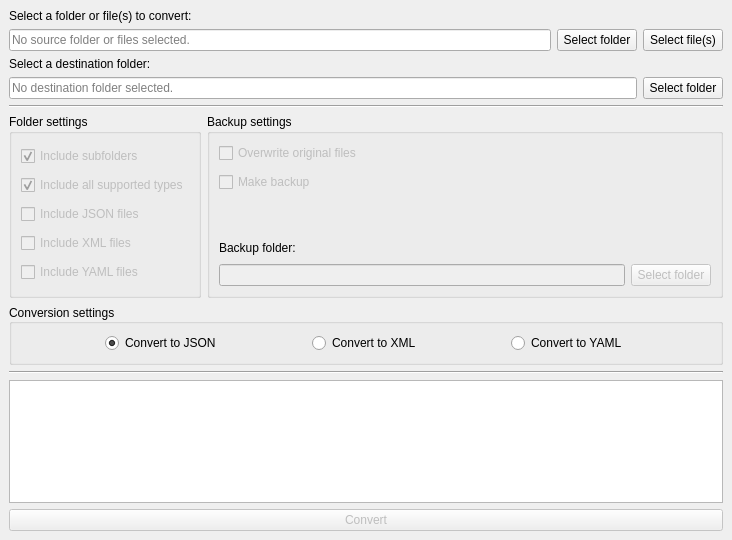
Before: the Qt Designer form app/mainwindow.ui in korneltomai/data-file-converter, drawn with Qt 5.
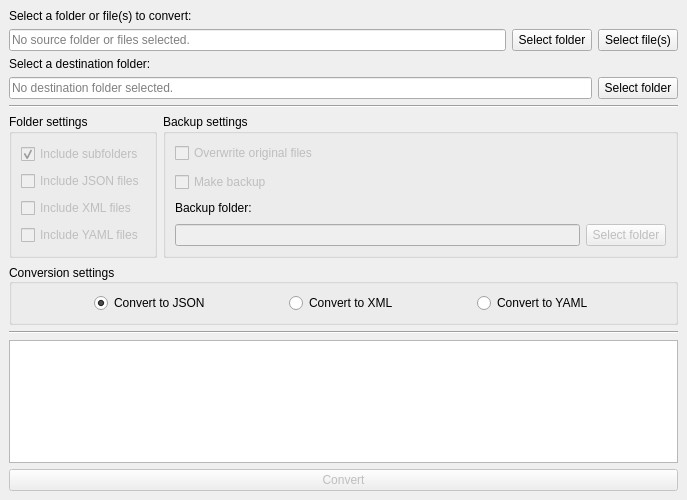
After: the same form once the commit is applied. Icons and pictures are not drawn.

Commit message: Remove include all file types checkbox

Patch:
```diff
--- a/app/mainwindow.ui
+++ b/app/mainwindow.ui
@@ -6,8 +6,8 @@
    <rect>
     <x>0</x>
     <y>0</y>
-    <width>732</width>
-    <height>540</height>
+    <width>687</width>
+    <height>500</height>
    </rect>
   </property>
   <property name="sizePolicy">
@@ -151,19 +151,6 @@
            </property>
           </widget>
          </item>
-         <item>
-          <widget class="QCheckBox" name="includeAllCheckBox">
-           <property name="enabled">
-            <bool>false</bool>
-           </property>
-           <property name="text">
-            <string>Include all supported types</string>
-           </property>
-           <property name="checked">
-            <bool>true</bool>
-           </property>
-          </widget>
-         </item>
          <item>
           <widget class="QCheckBox" name="includeJsonCheckBox">
            <property name="enabled">
@@ -252,7 +239,7 @@
            <property name="sizeHint" stdset="0">
             <size>
              <width>20</width>
-             <height>40</height>
+             <height>0</height>
             </size>
            </property>
           </spacer>
```
The commit also changes 6 other files.
